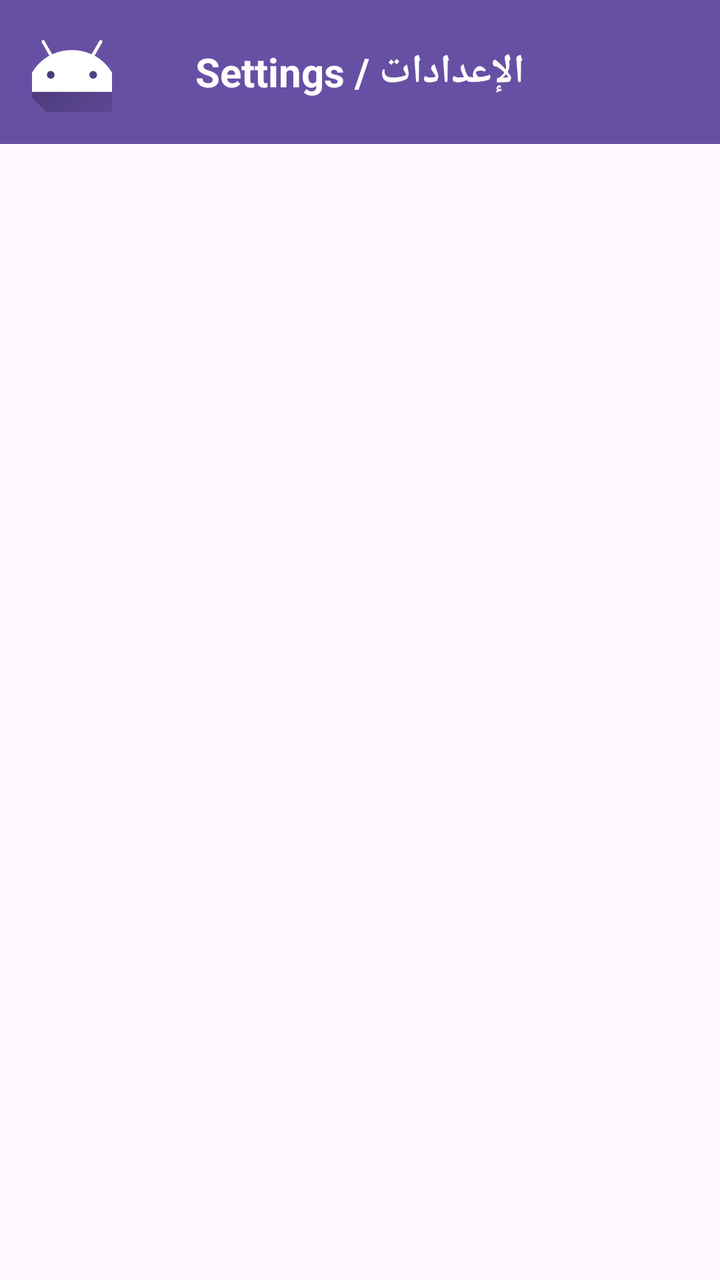
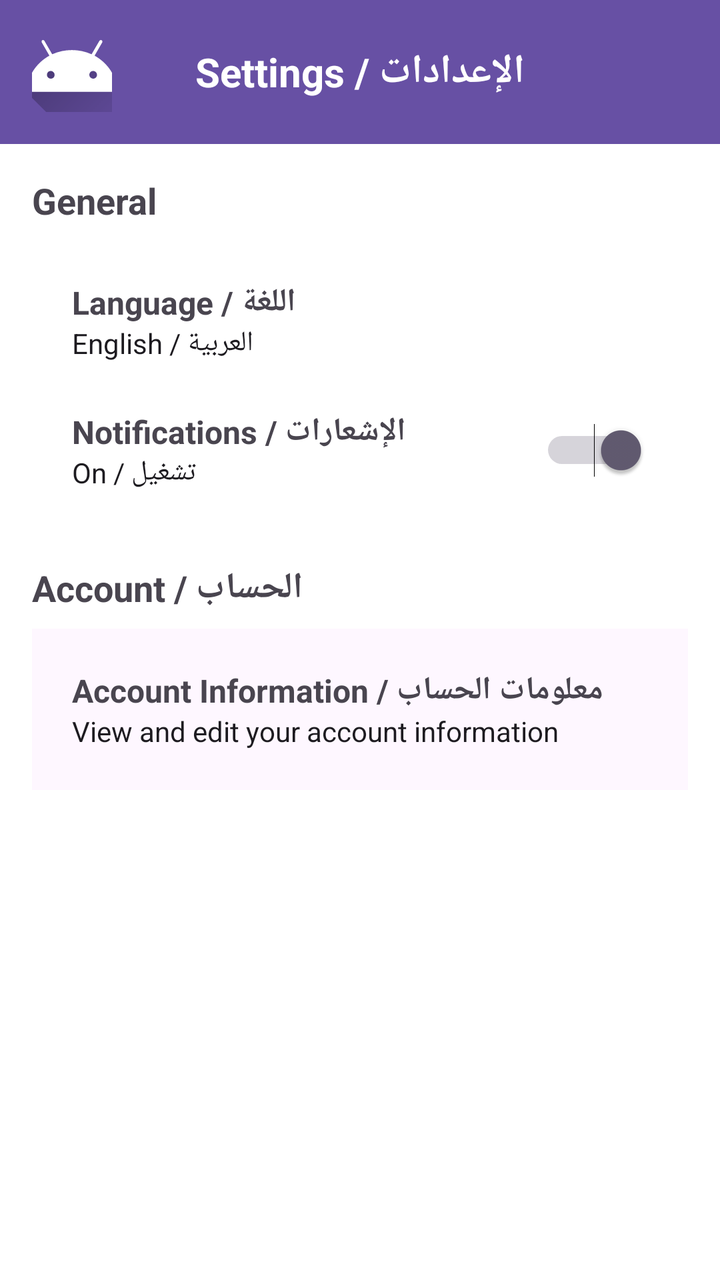

Compare the two renders of this Android layout. The source of the first and the diff that turns it into the second are given below.
<!-- AndroidManifest.xml: application theme Theme.Finalyazanproject -->
<!-- res/layout/activity_mainseting.xml -->
<?xml version="1.0" encoding="utf-8"?>
<androidx.constraintlayout.widget.ConstraintLayout
    xmlns:android="http://schemas.android.com/apk/res/android"
    xmlns:app="http://schemas.android.com/apk/res-auto"
    xmlns:tools="http://schemas.android.com/tools"
    android:id="@+id/rootLayout"
    android:layout_width="match_parent"
    android:layout_height="match_parent">

    
    <LinearLayout
        android:id="@+id/headerLinearLayout"
        android:layout_width="0dp"
        android:layout_height="wrap_content"
        android:orientation="horizontal"
        android:padding="16dp"
        android:gravity="center_vertical"
        android:background="?attr/colorPrimary"
        app:layout_constraintTop_toTopOf="parent"
        app:layout_constraintStart_toStartOf="parent"
        app:layout_constraintEnd_toEndOf="parent">

        <ImageButton
            android:id="@+id/backButtonImageButton"
            android:layout_width="40dp"
            android:layout_height="40dp"
            android:background="?attr/selectableItemBackgroundBorderless"
            android:src="@drawable/ic_launcher_foreground"
            android:contentDescription="Back"/>

        <TextView
            android:id="@+id/headerTextView"
            android:layout_width="0dp"
            android:layout_height="wrap_content"
            android:layout_weight="1"
            android:text="Settings / الإعدادات"
            android:textSize="20sp"
            android:textColor="@android:color/white"
            android:textStyle="bold"
            android:gravity="center"/>

        <View
            android:id="@+id/headerView"
            android:layout_width="40dp"
            android:layout_height="40dp"/>
    </LinearLayout>

    
    <ScrollView
        android:id="@+id/scrollView"
        android:layout_width="0dp"
        android:layout_height="0dp"
        android:padding="16dp"
        app:layout_constraintTop_toBottomOf="@id/headerLinearLayout"
        app:layout_constraintStart_toStartOf="parent"
        app:layout_constraintEnd_toEndOf="parent">

        <LinearLayout
            android:id="@+id/scrollableContentLinearLayout"
            android:layout_width="match_parent"
            android:layout_height="wrap_content"
            android:orientation="vertical">

            
            <TextView
                android:id="@+id/generalTextView"
                android:layout_width="wrap_content"
                android:layout_height="wrap_content"
                android:text="General "
                android:textSize="18sp"
                android:textStyle="bold"
                android:paddingBottom="8dp"/>

            <LinearLayout
                android:id="@+id/generalLinearLayout"
                android:layout_width="match_parent"
                android:layout_height="wrap_content"
                android:orientation="vertical"
                android:padding="8dp"
                android:clipToPadding="false">

                
                <LinearLayout
                    android:id="@+id/languageLinearLayout"
                    android:layout_width="match_parent"
                    android:layout_height="wrap_content"
                    android:orientation="horizontal"
                    android:padding="12dp"
                    android:gravity="center_vertical"
                    android:background="?attr/selectableItemBackground">

                    <LinearLayout
                        android:id="@+id/languageContentLinearLayout"
                        android:layout_width="0dp"
                        android:layout_height="wrap_content"
                        android:layout_weight="1"
                        android:orientation="vertical">

                        <TextView
                            android:id="@+id/languageTextView"
                            android:layout_width="wrap_content"
                            android:layout_height="wrap_content"
                            android:text="Language / اللغة"
                            android:textSize="16sp"
                            android:textStyle="bold"/>

                        <TextView
                            android:id="@+id/languageSubTextView"
                            android:layout_width="wrap_content"
                            android:layout_height="wrap_content"
                            android:text="English / العربية"
                            android:textSize="14sp"
                            android:textColor="@color/cardview_dark_background"/>
                    </LinearLayout>

                </LinearLayout>

                
                <LinearLayout
                    android:id="@+id/notificationsLinearLayout"
                    android:layout_width="match_parent"
                    android:layout_height="wrap_content"
                    android:orientation="horizontal"
                    android:padding="12dp"
                    android:gravity="center_vertical"
                    android:background="?attr/selectableItemBackground">

                    <LinearLayout
                        android:id="@+id/notificationsContentLinearLayout"
                        android:layout_width="0dp"
                        android:layout_height="wrap_content"
                        android:layout_weight="1"
                        android:orientation="vertical">

                        <TextView
                            android:id="@+id/notificationsTextView"
                            android:layout_width="wrap_content"
                            android:layout_height="wrap_content"
                            android:text="Notifications / الإشعارات"
                            android:textSize="16sp"
                            android:textStyle="bold"/>

                        <TextView
                            android:id="@+id/notificationsSubTextView"
                            android:layout_width="wrap_content"
                            android:layout_height="wrap_content"
                            android:text="On / تشغيل"
                            android:textSize="14sp"
                            android:textColor="@color/black"/>
                    </LinearLayout>

                    <Switch
                        android:id="@+id/notificationSwitch"
                        android:layout_width="wrap_content"
                        android:layout_height="wrap_content"
                        android:checked="true"/>
                </LinearLayout>
            </LinearLayout>

            
            <TextView
                android:id="@+id/accountTextView"
                android:layout_width="wrap_content"
                android:layout_height="wrap_content"
                android:text="Account / الحساب"
                android:textSize="18sp"
                android:textStyle="bold"
                android:paddingTop="16dp"
                android:paddingBottom="8dp"/>

            <LinearLayout
                android:id="@+id/accountLinearLayout"
                android:layout_width="match_parent"
                android:layout_height="wrap_content"
                android:orientation="vertical"
                android:background="@color/black"
                android:padding="8dp"
                android:clipToPadding="false">

                
                <LinearLayout
                    android:id="@+id/accountInfoLinearLayout"
                    android:layout_width="match_parent"
                    android:layout_height="wrap_content"
                    android:orientation="horizontal"
                    android:padding="12dp"
                    android:gravity="center_vertical"
                    android:background="?attr/selectableItemBackground">

                    <LinearLayout
                        android:id="@+id/accountInfoContentLinearLayout"
                        android:layout_width="0dp"
                        android:layout_height="wrap_content"
                        android:layout_weight="1"
                        android:orientation="vertical">

                        <TextView
                            android:id="@+id/accountInfoTextView"
                            android:layout_width="wrap_content"
                            android:layout_height="wrap_content"
                            android:text="Account Information / معلومات الحساب"
                            android:textSize="16sp"
                            android:textStyle="bold"/>

                        <TextView
                            android:id="@+id/accountInfoSubTextView"
                            android:layout_width="wrap_content"
                            android:layout_height="wrap_content"
                            android:text="View and edit your account information"
                            android:textSize="14sp"
                            android:textColor="@color/cardview_dark_background"/>
                    </LinearLayout>
                </LinearLayout>
            </LinearLayout>
        </LinearLayout>
    </ScrollView>

</androidx.constraintlayout.widget.ConstraintLayout>
<!-- resources referenced by this layout -->
<resources>
  <color name="black">#FF000000</color>
  <!-- drawable ic_launcher_foreground (drawable) -->
  <vector xmlns:android="http://schemas.android.com/apk/res/android"
      xmlns:aapt="http://schemas.android.com/aapt"
      android:width="108dp"
      android:height="108dp"
      android:viewportWidth="108"
      android:viewportHeight="108">
      <path android:pathData="M31,63.928c0,0 6.4,-11 12.1,-13.1c7.2,-2.6 26,-1.4 26,-1.4l38.1,38.1L107,108.928l-32,-1L31,63.928z">
          <aapt:attr name="android:fillColor">
              <gradient
                  android:endX="85.84757"
                  android:endY="92.4963"
                  android:startX="42.9492"
                  android:startY="49.59793"
                  android:type="linear">
                  <item
                      android:color="#44000000"
                      android:offset="0.0" />
                  <item
                      android:color="#00000000"
                      android:offset="1.0" />
              </gradient>
          </aapt:attr>
      </path>
      <path
          android:fillColor="#FFFFFF"
          android:fillType="nonZero"
          android:pathData="M65.3,45.828l3.8,-6.6c0.2,-0.4 0.1,-0.9 -0.3,-1.1c-0.4,-0.2 -0.9,-0.1 -1.1,0.3l-3.9,6.7c-6.3,-2.8 -13.4,-2.8 -19.7,0l-3.9,-6.7c-0.2,-0.4 -0.7,-0.5 -1.1,-0.3C38.8,38.328 38.7,38.828 38.9,39.228l3.8,6.6C36.2,49.428 31.7,56.028 31,63.928h46C76.3,56.028 71.8,49.428 65.3,45.828zM43.4,57.328c-0.8,0 -1.5,-0.5 -1.8,-1.2c-0.3,-0.7 -0.1,-1.5 0.4,-2.1c0.5,-0.5 1.4,-0.7 2.1,-0.4c0.7,0.3 1.2,1 1.2,1.8C45.3,56.528 44.5,57.328 43.4,57.328L43.4,57.328zM64.6,57.328c-0.8,0 -1.5,-0.5 -1.8,-1.2s-0.1,-1.5 0.4,-2.1c0.5,-0.5 1.4,-0.7 2.1,-0.4c0.7,0.3 1.2,1 1.2,1.8C66.5,56.528 65.6,57.328 64.6,57.328L64.6,57.328z"
          android:strokeWidth="1"
          android:strokeColor="#00000000" />
  </vector>
  <style name="Theme.Finalyazanproject" parent="Base.Theme.Finalyazanproject" />
  <style name="Base.Theme.Finalyazanproject" parent="Theme.Material3.DayNight.NoActionBar">
          
          
      </style>
</resources>

<!-- the commit's change to res/layout/activity_mainseting.xml (unified diff, before → after) -->
@@ -5,7 +5,9 @@
     xmlns:tools="http://schemas.android.com/tools"
     android:id="@+id/rootLayout"
     android:layout_width="match_parent"
-    android:layout_height="match_parent">
+    android:layout_height="match_parent"
+    android:background="@color/white">
+
 
     
     <LinearLayout
@@ -50,8 +52,10 @@
         android:id="@+id/scrollView"
         android:layout_width="0dp"
         android:layout_height="0dp"
+        android:clipToPadding="false"
         android:padding="16dp"
         app:layout_constraintTop_toBottomOf="@id/headerLinearLayout"
+        app:layout_constraintBottom_toBottomOf="parent"
         app:layout_constraintStart_toStartOf="parent"
         app:layout_constraintEnd_toEndOf="parent">
 
@@ -66,7 +70,7 @@
                 android:id="@+id/generalTextView"
                 android:layout_width="wrap_content"
                 android:layout_height="wrap_content"
-                android:text="General "
+                android:text="General"
                 android:textSize="18sp"
                 android:textStyle="bold"
                 android:paddingBottom="8dp"/>
@@ -76,8 +80,7 @@
                 android:layout_width="match_parent"
                 android:layout_height="wrap_content"
                 android:orientation="vertical"
-                android:padding="8dp"
-                android:clipToPadding="false">
+                android:padding="8dp">
 
                 
                 <LinearLayout
@@ -110,9 +113,8 @@
                             android:layout_height="wrap_content"
                             android:text="English / العربية"
                             android:textSize="14sp"
-                            android:textColor="@color/cardview_dark_background"/>
+                            android:textColor="?attr/colorOnBackground"/>
                     </LinearLayout>
-
                 </LinearLayout>
 
                 
@@ -146,7 +148,7 @@
                             android:layout_height="wrap_content"
                             android:text="On / تشغيل"
                             android:textSize="14sp"
-                            android:textColor="@color/black"/>
+                            android:textColor="?attr/colorOnBackground"/>
                     </LinearLayout>
 
                     <Switch
@@ -173,9 +175,8 @@
                 android:layout_width="match_parent"
                 android:layout_height="wrap_content"
                 android:orientation="vertical"
-                android:background="@color/black"
-                android:padding="8dp"
-                android:clipToPadding="false">
+                android:background="?attr/colorSurface"
+                android:padding="8dp">
 
                 
                 <LinearLayout
@@ -208,7 +209,7 @@
                             android:layout_height="wrap_content"
                             android:text="View and edit your account information"
                             android:textSize="14sp"
-                            android:textColor="@color/cardview_dark_background"/>
+                            android:textColor="?attr/colorOnBackground"/>
                     </LinearLayout>
                 </LinearLayout>
             </LinearLayout>
<!-- resource entries referenced after the edit -->
@@ -1,6 +1,6 @@
 <!-- resources referenced by this layout -->
 <resources>
-  <color name="black">#FF000000</color>
+  <color name="white">#FFFFFFFF</color>
   <!-- drawable ic_launcher_foreground (drawable) -->
   <vector xmlns:android="http://schemas.android.com/apk/res/android"
       xmlns:aapt="http://schemas.android.com/aapt"
